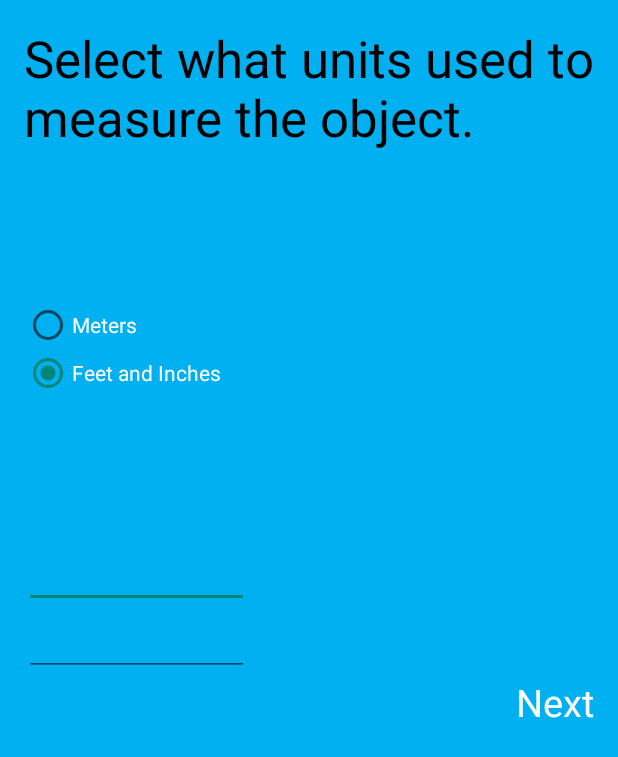
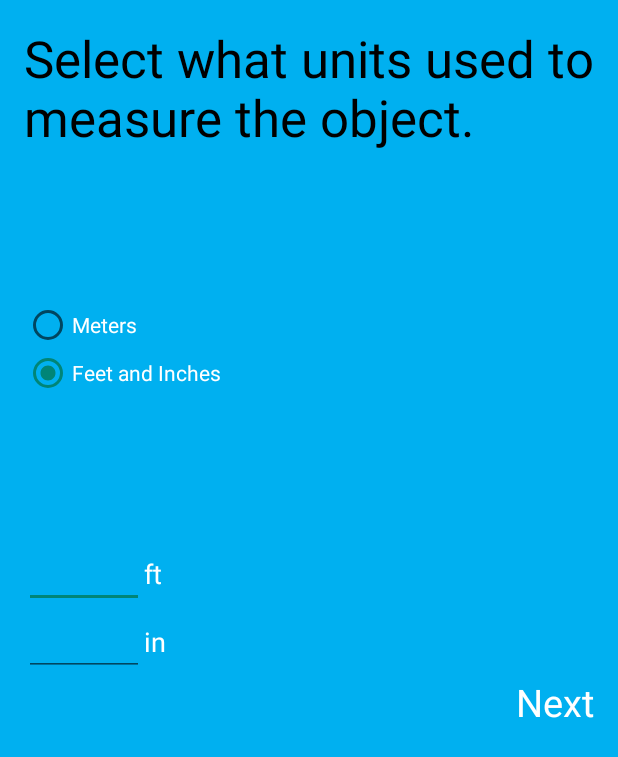
Before and after one commit to lorenz21/VideoGraph, an Android app: the ScaleActivity screen opened directly, with no data from a screen before it, after a tap on "Feet and Inches", on a phone screen of 412 x 824 dp. Shown: the top 757 px of the screen. Run offline under Robolectric (Android 15) with nearby library versions, the phone set to English and light mode, and no system bars; 1 other tap on this screen came first.

Commit message:
Changed the scale view EditText

```diff
--- a/app/src/main/java/lcc/videograph/ScaleActivity.java
+++ b/app/src/main/java/lcc/videograph/ScaleActivity.java
@@ -45,6 +45,9 @@ public class ScaleActivity extends Activity {
         final EditText feettext = (EditText)findViewById(R.id.editText_feet);
         final EditText inchestext = (EditText)findViewById(R.id.editText_inches);
         final TextView nextText = (TextView)findViewById(R.id.nextText);
+        final TextView meterunit = (TextView)findViewById(R.id.meterUnits);
+        final TextView feetunit = (TextView)findViewById(R.id.feetUnits);
+        final TextView inchesunit = (TextView)findViewById(R.id.inchesUnits);
 
 
 
@@ -66,11 +69,16 @@ public class ScaleActivity extends Activity {
 
                     // Makes the text box visible and usable
                     meterstext.setVisibility(View.VISIBLE);
-                    feettext.setVisibility(View.INVISIBLE);
-                    inchestext.setVisibility(View.INVISIBLE);
+                    meterunit.setVisibility(View.VISIBLE);
 
                     Meters = true;
                     English = false;
+
+                    // Gets rid of opposite text being selected
+                    feettext.setVisibility(View.INVISIBLE);
+                    inchestext.setVisibility(View.INVISIBLE);
+                    feetunit.setVisibility(View.INVISIBLE);
+                    inchesunit.setVisibility(View.INVISIBLE);
                 }
 
 
@@ -87,13 +95,17 @@ public class ScaleActivity extends Activity {
                 if (Englishbutton.isChecked() == true) {
 
                     // Makes the text boxes visible and usable
-                    meterstext.setVisibility(View.INVISIBLE);
                     feettext.setVisibility(View.VISIBLE);
                     inchestext.setVisibility(View.VISIBLE);
+                    feetunit.setVisibility(View.VISIBLE);
+                    inchesunit.setVisibility(View.VISIBLE);
 
                     English = true;
                     Meters = false;
 
+                    // Gets rid of opposite text being selected
+                    meterstext.setVisibility(View.INVISIBLE);
+                    meterunit.setVisibility(View.INVISIBLE);
 
                 }
             }
--- a/app/src/main/res/layout/activity_home.xml
+++ b/app/src/main/res/layout/activity_home.xml
@@ -1,20 +1,13 @@
 <LinearLayout xmlns:android="http://schemas.android.com/apk/res/android"
     xmlns:tools="http://schemas.android.com/tools"
-    android:layout_width="fill_parent"
-    android:layout_height="wrap_content"
-    android:layout_gravity="center"
-    android:paddingLeft="@dimen/activity_horizontal_margin"
-    android:paddingRight="@dimen/activity_horizontal_margin"
-    android:paddingTop="@dimen/activity_vertical_margin"
-    android:paddingBottom="@dimen/activity_vertical_margin"
+    android:layout_width="match_parent"
+    android:layout_height="match_parent"
+    android:layout_gravity="center_horizontal|center_vertical"
+    android:gravity="center_vertical|center_horizontal"
     tools:context="lcc.videograph.HomeActivity"
     android:background="@color/background"
     android:orientation="vertical">
 
-    <LinearLayout
-        android:orientation="horizontal"
-        android:layout_width="match_parent"
-        android:layout_height="match_parent"></LinearLayout>
 
     <TextView
         android:layout_width="wrap_content"
--- a/app/src/main/res/layout/activity_plot.xml
+++ b/app/src/main/res/layout/activity_plot.xml
@@ -1,6 +1,7 @@
 <LinearLayout xmlns:android="http://schemas.android.com/apk/res/android"
     android:orientation="vertical" android:layout_width="match_parent"
-    android:layout_height="match_parent">
+    android:layout_height="match_parent"
+    android:background="#00B0F0">
     <FrameLayout
         android:layout_width="wrap_content"
         android:layout_height="550dp">
--- a/app/src/main/res/layout/activity_scale.xml
+++ b/app/src/main/res/layout/activity_scale.xml
@@ -44,8 +44,14 @@
             android:clickable="true" />
     </RadioGroup>
 
+    <LinearLayout
+        android:orientation="horizontal"
+        android:layout_width="match_parent"
+        android:layout_height="wrap_content"
+        android:layout_gravity="bottom">
+
         <EditText
-        android:layout_width="150dp"
+            android:layout_width="80dp"
             android:layout_height="wrap_content"
             android:inputType="numberDecimal"
             android:ems="10"
@@ -54,23 +60,71 @@
             android:textColor="#ffffffff"
             android:visibility="invisible" />
 
+        <TextView
+            android:layout_width="wrap_content"
+            android:layout_height="wrap_content"
+            android:textAppearance="?android:attr/textAppearanceMedium"
+            android:text="m"
+            android:id="@+id/meterUnits"
+            android:layout_gravity="bottom"
+            android:textColor="#ffffffff"
+            android:visibility="invisible"/>
+
+    </LinearLayout>
+
+
+    <LinearLayout
+        android:orientation="horizontal"
+        android:layout_width="match_parent"
+        android:layout_height="wrap_content">
+
         <EditText
-        android:layout_width="150dp"
+            android:layout_width="80dp"
             android:layout_height="wrap_content"
+            android:inputType="number"
             android:ems="10"
             android:id="@+id/editText_feet"
             android:textColor="#ffffffff"
             android:visibility="invisible"
-        android:inputType="number" />
+            android:layout_gravity="bottom|center_horizontal" />
+
+        <TextView
+            android:layout_width="wrap_content"
+            android:layout_height="wrap_content"
+            android:textAppearance="?android:attr/textAppearanceMedium"
+            android:text="ft"
+            android:id="@+id/feetUnits"
+            android:layout_gravity="bottom"
+            android:textColor="#ffffffff"
+            android:visibility="invisible" />
+    </LinearLayout>
+
+    <LinearLayout
+        android:orientation="horizontal"
+        android:layout_width="match_parent"
+        android:layout_height="wrap_content">
 
         <EditText
-        android:layout_width="150dp"
+            android:layout_width="80dp"
             android:layout_height="wrap_content"
+            android:inputType="number"
             android:ems="10"
             android:id="@+id/editText_inches"
             android:textColor="#ffffffff"
             android:visibility="invisible"
-        android:inputType="number" />
+            android:layout_gravity="bottom" />
+
+        <TextView
+            android:layout_width="wrap_content"
+            android:layout_height="wrap_content"
+            android:textAppearance="?android:attr/textAppearanceMedium"
+            android:text="in"
+            android:id="@+id/inchesUnits"
+            android:layout_gravity="bottom"
+            android:textColor="#ffffffff"
+            android:visibility="invisible" />
+    </LinearLayout>
+
 
     <TextView
         android:layout_width="wrap_content"
```
Lines whose indentation alone changed are shown as unchanged.
